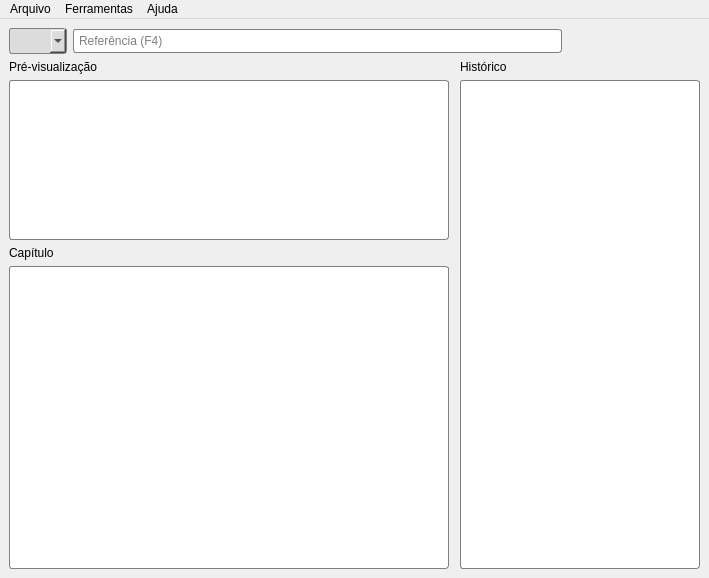
The window that src/ui/main/window.ui (luanws/bible-projector) describes before a commit, drawn with Qt 5.
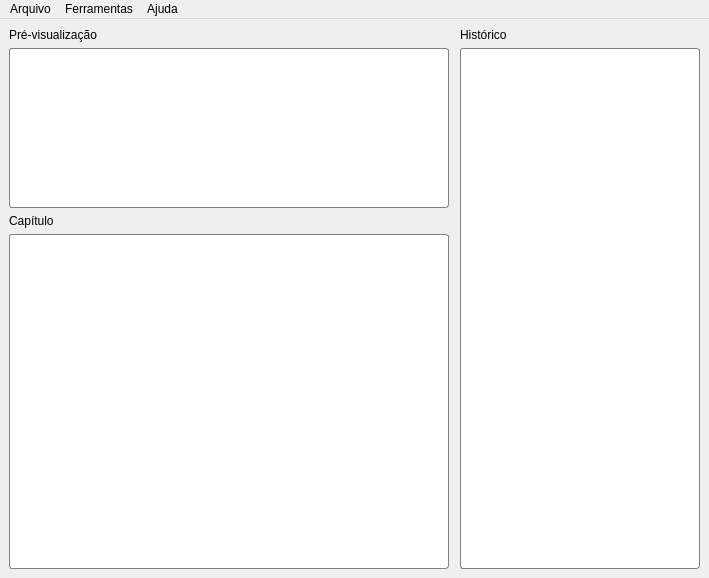
The same window after the commit.

Commit message: refactor(main): search bar

Patch:
```diff
--- a/src/ui/main/window.ui
+++ b/src/ui/main/window.ui
@@ -29,76 +29,7 @@
   <widget class="QWidget" name="centralwidget">
    <layout class="QVBoxLayout" name="verticalLayout">
     <item>
-     <layout class="QVBoxLayout" name="header_container">
-      <item>
-       <layout class="QHBoxLayout" name="horizontalLayout_3">
-        <item>
-         <widget class="QComboBox" name="versions_combo_box">
-          <property name="styleSheet">
-           <string notr="true">* {
-	border-style: solid;
-	border-color: gray;
-	border-width: 1px;
-	border-radius: 3px;
-	padding: 4px;
-	background-color: rgb(220, 220, 220);
-	color: black;
-	width: 30px
-}</string>
-          </property>
-         </widget>
-        </item>
-        <item>
-         <widget class="QLineEdit" name="search_line_edit">
-          <property name="styleSheet">
-           <string notr="true">* {
-	border-style: solid;
-	border-color: gray;
-	border-width: 1px;
-	border-radius: 3px;
-	padding: 3px;
-	background-color: white;
-	color: black;
-}</string>
-          </property>
-          <property name="placeholderText">
-           <string>Referência (F4)</string>
-          </property>
-         </widget>
-        </item>
-        <item>
-         <widget class="QPushButton" name="search_button">
-          <property name="cursor">
-           <cursorShape>PointingHandCursor</cursorShape>
-          </property>
-          <property name="text">
-           <string/>
-          </property>
-         </widget>
-        </item>
-        <item>
-         <widget class="QPushButton" name="project_button">
-          <property name="cursor">
-           <cursorShape>PointingHandCursor</cursorShape>
-          </property>
-          <property name="text">
-           <string/>
-          </property>
-         </widget>
-        </item>
-        <item>
-         <widget class="QPushButton" name="update_button">
-          <property name="cursor">
-           <cursorShape>PointingHandCursor</cursorShape>
-          </property>
-          <property name="text">
-           <string/>
-          </property>
-         </widget>
-        </item>
-       </layout>
-      </item>
-     </layout>
+     <layout class="QVBoxLayout" name="header_container"/>
     </item>
     <item>
      <layout class="QGridLayout" name="gridLayout" rowstretch="0,0,0,0" columnstretch="0,0,0,0">
```
The commit also changes 7 other files.
